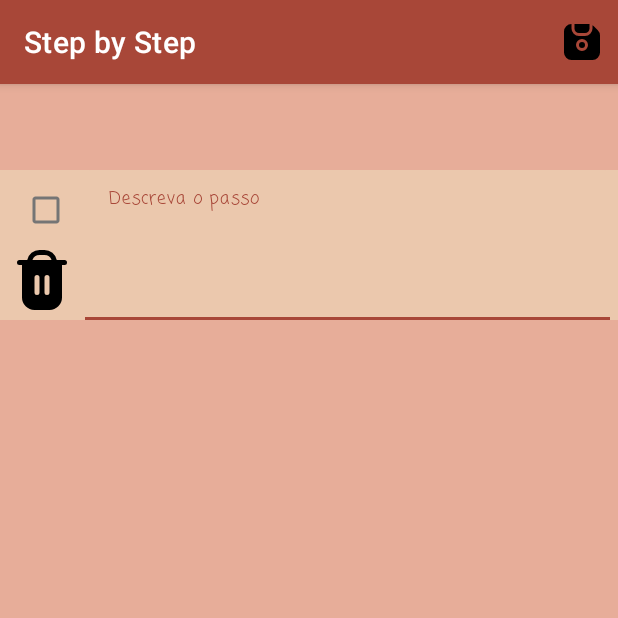
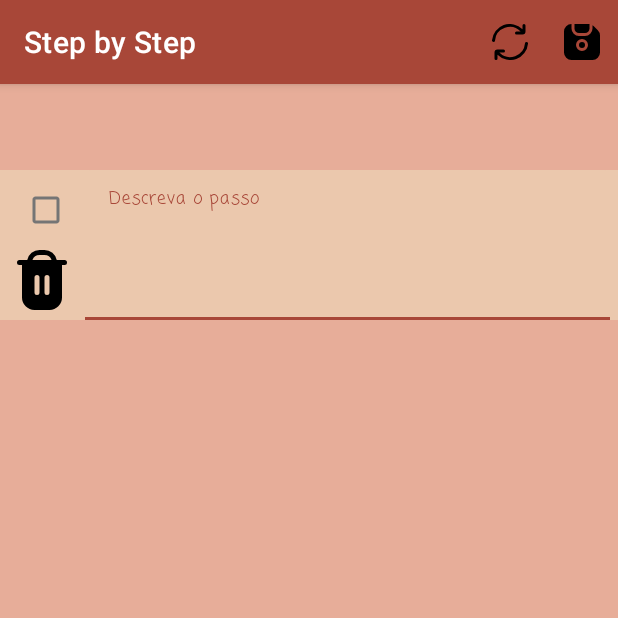
Before and after one commit to Kbzinho-66/StepByStep, an Android app: the fragment PassosFragmento shown on its own in the app's theme, after a tap on an icon or button, on a phone screen of 412 x 824 dp, the top half of it. Run offline under Robolectric (Android 15) with nearby library versions, the phone set to English and light mode, and no system bars; our stand-ins replace Room's generated code, data binding; 2 statements that could not run were skipped.

Commit message:
Último commit por enquanto

```diff
--- a/app/src/main/java/com/example/stepbystep/data/entities/Ingrediente.kt
+++ b/app/src/main/java/com/example/stepbystep/data/entities/Ingrediente.kt
@@ -35,4 +35,9 @@ data class Ingrediente(
 
     // Um booleano para marcar se o usuário tem o ingrediente ou não
     @ColumnInfo(name = "possui") var ok: Boolean = false
+
+    override fun equals(other: Any?): Boolean =
+        (other is Ingrediente)
+                && idReceita == other.idReceita
+                && idIngrediente == idIngrediente
 }
--- a/app/src/main/java/com/example/stepbystep/data/entities/Passo.kt
+++ b/app/src/main/java/com/example/stepbystep/data/entities/Passo.kt
@@ -34,4 +34,9 @@ data class Passo(
     @PrimaryKey(autoGenerate = true)
     @ColumnInfo(name = "id")
     var idPasso: Long = 0
+
+    override fun equals(other: Any?): Boolean =
+        (other is Passo)
+                && idReceita == other.idReceita
+                && idPasso == idPasso
 }
--- a/app/src/main/java/com/example/stepbystep/data/entities/Receita.kt
+++ b/app/src/main/java/com/example/stepbystep/data/entities/Receita.kt
@@ -2,6 +2,7 @@ package com.example.stepbystep.data.entities
 
 import androidx.room.*
 import kotlinx.serialization.Serializable
+import java.time.Duration
 
 /**
  * Classe de modelo que contém as características básicas de uma receita.
--- a/app/src/main/java/com/example/stepbystep/ui/receitas/AdapterPasso.kt
+++ b/app/src/main/java/com/example/stepbystep/ui/adapters/AdapterPasso.kt
@@ -1,15 +1,13 @@
-package com.example.stepbystep.ui.receitas
+package com.example.stepbystep.ui.adapters
 
 import android.content.Context
 import android.view.LayoutInflater
 import android.view.ViewGroup
 import androidx.recyclerview.widget.RecyclerView
 import androidx.viewbinding.ViewBinding
-import com.example.stepbystep.R
 import com.example.stepbystep.data.dao.AppDatabase
 import com.example.stepbystep.data.dao.PassoDAO
 import com.example.stepbystep.data.entities.Passo
-import com.example.stepbystep.databinding.ReceitasPassoCronometradoBinding as CronometradoBinding
 import com.example.stepbystep.databinding.ReceitasPassoItemBinding as NormalBinding
 
 /**
@@ -31,6 +29,30 @@ class AdapterPasso(
 
     inner class PassoHolder(private val layoutBinding: ViewBinding) :
         RecyclerView.ViewHolder(layoutBinding.root) {
+
+        fun setPasso(passo: Passo) {
+
+            if (passo.cronometrado) {
+
+//                    (layoutBinding as CronometradoBinding).apply{
+//                        passoItem = passo
+//                        passos.removeAt(posicao)
+//                        db.deletarPasso(passo)
+//                        notifyItemRemoved(adapterPosition)
+//                    }
+
+            } else {
+
+                (layoutBinding as NormalBinding).apply{
+                    passoItem = passo
+                    passoBotaoDeletar.setOnClickListener {
+                        passos.remove(passo)
+                        db.deletarPasso(passo)
+                        notifyItemRemoved(adapterPosition)
+                    }
+                }
+            }
+        }
 
 //        fun setPasso(passo: Passo) {
 //
@@ -59,15 +81,7 @@ class AdapterPasso(
 //            }
 //        }
 
-            fun setPasso(passo: Passo) {
-                if (passo.cronometrado) {
-//                    (layoutBinding as CronometradoBinding).passoItem = passo
-                } else {
-                    (layoutBinding as NormalBinding).passoItem = passo
-                }
 
-                //TODO (Colocar os onClickListeners nos botões)
-            }
     }
 
     //TODO (Descobrir como fazer isso aqui direito, no momento dá erro no Layout)
@@ -91,11 +105,17 @@ class AdapterPasso(
 //        return PassoHolder(layoutBinding)
 //    }
 
-    override fun onCreateViewHolder(parent: ViewGroup, viewType: Int): PassoHolder =
-         PassoHolder(NormalBinding.inflate(LayoutInflater.from(parent.context),parent, false))
+    override fun onCreateViewHolder(parent: ViewGroup, viewType: Int): PassoHolder {
+        //TODO (Fazer retornar os dois tipos de Passos)
+        return PassoHolder(
+            NormalBinding
+                .inflate(LayoutInflater.from(parent.context),parent, false)
+        )
+    }
 
-    override fun onBindViewHolder(holder: PassoHolder, position: Int) {
-        holder.setPasso(passos[position])
+
+    override fun onBindViewHolder(holder: PassoHolder, posicao: Int) {
+        holder.setPasso(passos[posicao])
     }
 
     override fun getItemCount(): Int = passos.size
--- a/app/src/main/java/com/example/stepbystep/ui/galeria/GaleriaFragmento.kt
+++ b/app/src/main/java/com/example/stepbystep/ui/galeria/GaleriaFragmento.kt
@@ -9,6 +9,7 @@ import com.example.stepbystep.data.dao.AppDatabase
 import com.example.stepbystep.data.dao.ReceitaDAO
 import com.example.stepbystep.data.entities.Receita
 import com.example.stepbystep.databinding.GaleriaFragmentBinding
+import com.example.stepbystep.ui.adapters.AdapterGaleria
 
 /**
  * Fragmento responsável por gerir o Livro de Receitas, a grade com a
--- a/app/src/main/java/com/example/stepbystep/ui/home/HomeFragmento.kt
+++ b/app/src/main/java/com/example/stepbystep/ui/home/HomeFragmento.kt
@@ -7,6 +7,8 @@ import android.view.ViewGroup
 import androidx.fragment.app.Fragment
 import androidx.navigation.fragment.findNavController
 import com.example.stepbystep.R
+import com.example.stepbystep.data.dao.AppDatabase
+import com.example.stepbystep.data.entities.Receita
 import com.example.stepbystep.databinding.HomeFragmentBinding
 import com.google.android.material.snackbar.Snackbar
 
--- /dev/null
+++ b/app/src/main/res/drawable/ic_refresh.xml
@@ -0,0 +1,12 @@
+<vector xmlns:android="http://schemas.android.com/apk/res/android"
+    android:width="24dp"
+    android:height="24dp"
+    android:viewportWidth="24"
+    android:viewportHeight="24">
+  <path
+      android:fillColor="#FF000000"
+      android:pathData="M23,12a0.982,0.982 0,0 0,-0.988 0.878A9.986,9.986 0,0 1,4.924 19H7.669a1,1 0,1 0,0 -2h-4a2,2 0,0 0,-2 2v4a1,1 0,0 0,2 0V20.562A11.977,11.977 0,0 0,24 13.1,1.007 1.007,0 0,0 23,12Z"/>
+  <path
+      android:fillColor="#FF000000"
+      android:pathData="M21.331,0a1,1 0,0 0,-1 1V3.438A11.977,11.977 0,0 0,0 10.9,1.007 1.007,0 0,0 1,12a0.982,0.982 0,0 0,0.988 -0.878A9.986,9.986 0,0 1,19.076 5H16.331a1,1 0,0 0,0 2h4a2,2 0,0 0,2 -2V1A1,1 0,0 0,21.331 0Z"/>
+</vector>
--- a/app/src/main/res/layout/receitas_ingrediente_item.xml
+++ b/app/src/main/res/layout/receitas_ingrediente_item.xml
@@ -63,7 +63,7 @@
             android:id="@+id/ingrediente_quantidade_layout"
             android:layout_width="wrap_content"
             android:layout_height="60dp"
-            android:minWidth="130dp"
+            android:minWidth="140dp"
             android:textColorHint="@color/gunmetal"
             app:layout_constraintBottom_toBottomOf="parent"
             app:layout_constraintStart_toStartOf="@+id/ingrediente_nome_layout"
@@ -78,7 +78,7 @@
                 android:hint="Quantidade"
                 android:fontFamily="casual"
                 android:text="@={itemIngrediente.quantidade}"
-                android:minWidth="130dp"
+                android:minWidth="140dp"
                 android:textColor="@color/black_coral"
                 android:textSize="18sp"
                 android:textStyle="italic"
--- a/app/src/main/res/layout/receitas_passo_item.xml
+++ b/app/src/main/res/layout/receitas_passo_item.xml
@@ -12,7 +12,7 @@
 
     <androidx.constraintlayout.widget.ConstraintLayout
         android:layout_width="match_parent"
-        android:layout_height="100dp"
+        android:layout_height="wrap_content"
         android:layout_marginTop="1dp"
         android:background="@color/desert_sand">
 
@@ -30,7 +30,8 @@
         <com.google.android.material.textfield.TextInputLayout
             android:id="@+id/passo_descricao_layout"
             android:layout_width="350dp"
-            android:layout_height="match_parent"
+            android:layout_height="wrap_content"
+            android:minHeight="100dp"
             app:layout_constraintBottom_toBottomOf="parent"
             app:layout_constraintEnd_toEndOf="parent"
             app:layout_constraintHorizontal_bias="0.0"
@@ -40,14 +41,15 @@
             <com.google.android.material.textfield.TextInputEditText
                 android:id="@+id/passo_descricao"
                 android:layout_width="match_parent"
-                android:layout_height="match_parent"
+                android:layout_height="wrap_content"
+                android:minHeight="100dp"
                 android:backgroundTint="@color/desert_sand"
                 android:fontFamily="casual"
                 android:hint="@string/step_description"
                 android:text="@={passoItem.descricao}"
                 android:inputType="textMultiLine|textNoSuggestions"
                 android:textColor="@color/smoky_black"
-                android:textSize="20sp" />
+                android:textSize="19sp" />
         </com.google.android.material.textfield.TextInputLayout>
 
         <ImageButton
--- a/app/src/main/res/menu/menu_listas.xml
+++ b/app/src/main/res/menu/menu_listas.xml
@@ -1,5 +1,12 @@
 <menu xmlns:android="http://schemas.android.com/apk/res/android"
     xmlns:app="http://schemas.android.com/apk/res-auto">
+
+    <item
+        android:id="@+id/action_refresh"
+        android:icon="@drawable/ic_refresh"
+        android:iconTint="@color/smoky_black"
+        android:title="Esvaziar"
+        app:showAsAction="ifRoom" />
 
     <item
         android:id="@+id/action_save"
```
Also changed, not shown: app/src/main/java/com/example/stepbystep/MainActivity.kt (+0 -57 lines), app/src/main/java/com/example/stepbystep/Utilidades.kt (+14 -1 lines), app/src/main/java/com/example/stepbystep/ui/adapters/AdapterGaleria.kt (renamed from app/src/main/java/com/example/stepbystep/ui/galeria/AdapterGaleria.kt, +5 -5 lines), app/src/main/java/com/example/stepbystep/ui/adapters/AdapterIngrediente.kt (renamed from app/src/main/java/com/example/stepbystep/ui/receitas/AdapterIngrediente.kt, +10 -6 lines), app/src/main/java/com/example/stepbystep/ui/receitas/DetalhesReceita.kt (+40 -15 lines), app/src/main/java/com/example/stepbystep/ui/receitas/IngredientesFragmento.kt (+13 -0 lines), app/src/main/java/com/example/stepbystep/ui/receitas/PassosFragmento.kt (+13 -0 lines).
